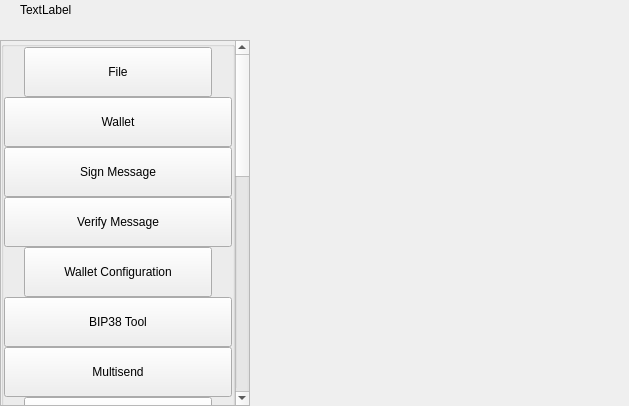
VitaeTeam/Vitae, file src/qt/vitae/settings/forms/settingswidget.ui: the form before one commit.
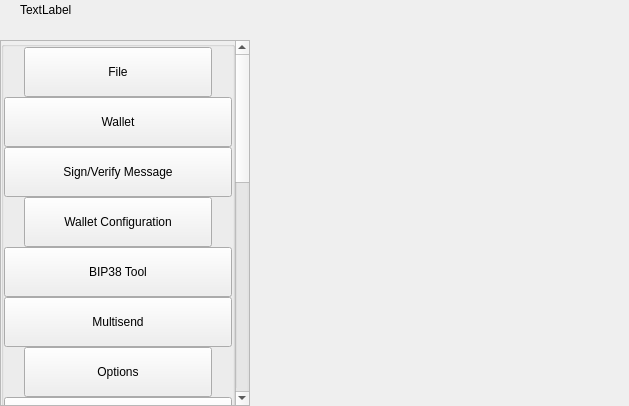
The form after the commit.

Commit message: [GUI] settings widget layout improvements.

Diff of the .ui file:
```diff
--- a/src/qt/vitae/settings/forms/settingswidget.ui
+++ b/src/qt/vitae/settings/forms/settingswidget.ui
@@ -129,7 +129,7 @@
                <x>0</x>
                <y>0</y>
                <width>230</width>
-               <height>1037</height>
+               <height>987</height>
               </rect>
              </property>
              <property name="autoFillBackground">
@@ -273,32 +273,7 @@
                          </size>
                         </property>
                         <property name="text">
-                         <string>Sign Message</string>
-                        </property>
-                        <property name="checkable">
-                         <bool>true</bool>
-                        </property>
-                        <property name="autoExclusive">
-                         <bool>true</bool>
-                        </property>
-                       </widget>
-                      </item>
-                      <item>
-                       <widget class="QPushButton" name="pushButtonFile4">
-                        <property name="minimumSize">
-                         <size>
-                          <width>0</width>
-                          <height>50</height>
-                         </size>
-                        </property>
-                        <property name="maximumSize">
-                         <size>
-                          <width>16777215</width>
-                          <height>50</height>
-                         </size>
-                        </property>
-                        <property name="text">
-                         <string>Verify Message</string>
+                         <string>Sign/Verify Message</string>
                         </property>
                         <property name="checkable">
                          <bool>true</bool>
```
The commit also changes 2 other files.
